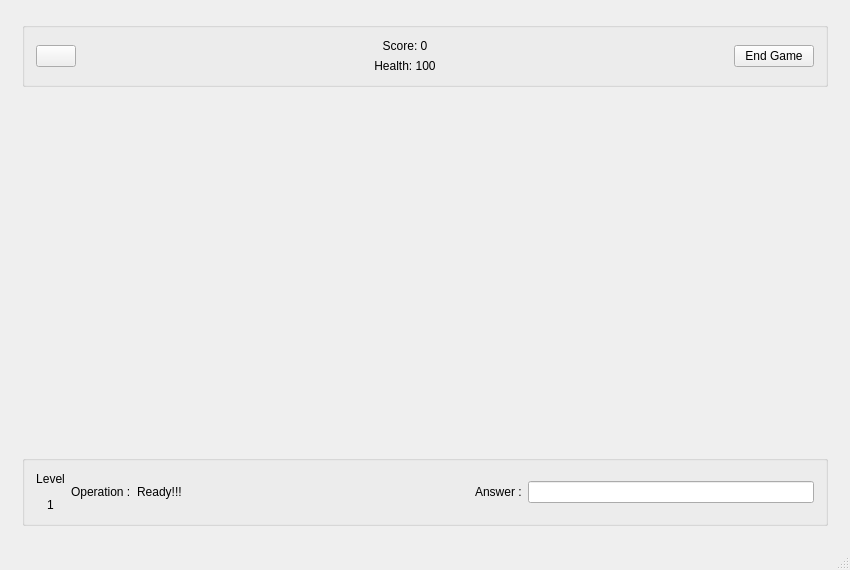
The window that mainwindow.ui (nphelpsiv/Education-App) describes before a commit, drawn with Qt 5.
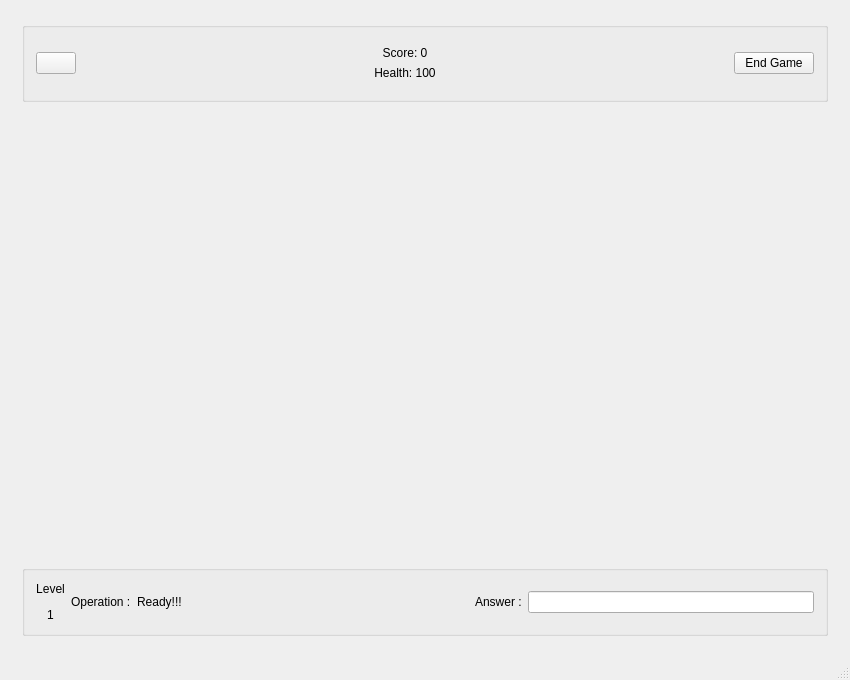
The same window after the commit. The open tabs and pages were chosen to show the change. Icons and pictures are not drawn.

Commit message: fixed layout of gameframe

Patch:
```diff
--- a/mainwindow.ui
+++ b/mainwindow.ui
@@ -7,7 +7,7 @@
     <x>0</x>
     <y>0</y>
     <width>850</width>
-    <height>570</height>
+    <height>680</height>
    </rect>
   </property>
   <property name="sizePolicy">
@@ -19,7 +19,7 @@
   <property name="minimumSize">
    <size>
     <width>850</width>
-    <height>570</height>
+    <height>680</height>
    </size>
   </property>
   <property name="windowTitle">
@@ -1886,12 +1886,127 @@
       <widget class="QWidget" name="gamePage">
        <layout class="QVBoxLayout" name="verticalLayout_6">
         <item>
+         <layout class="QGridLayout" name="gameLayout">
+          <item row="2" column="1" alignment="Qt::AlignVCenter">
+           <widget class="QGroupBox" name="workPlaceGroupBox">
+            <property name="maximumSize">
+             <size>
+              <width>16777215</width>
+              <height>100</height>
+             </size>
+            </property>
+            <property name="title">
+             <string/>
+            </property>
+            <layout class="QGridLayout" name="gridLayout_10">
+             <item row="0" column="3">
+              <spacer name="horizontalSpacer_16">
+               <property name="orientation">
+                <enum>Qt::Horizontal</enum>
+               </property>
+               <property name="sizeHint" stdset="0">
+                <size>
+                 <width>40</width>
+                 <height>20</height>
+                </size>
+               </property>
+              </spacer>
+             </item>
+             <item row="0" column="0">
+              <widget class="QLabel" name="levelLabel">
+               <property name="text">
+                <string>&lt;html&gt;&lt;head/&gt;&lt;body&gt;&lt;p align=&quot;center&quot;&gt;Level&lt;/p&gt;&lt;p align=&quot;center&quot;&gt;1&lt;/p&gt;&lt;/body&gt;&lt;/html&gt;</string>
+               </property>
+              </widget>
+             </item>
+             <item row="0" column="4">
+              <widget class="QLabel" name="answerLabel">
+               <property name="text">
+                <string>Answer :</string>
+               </property>
+              </widget>
+             </item>
+             <item row="0" column="2">
+              <widget class="QLabel" name="operatorLabel">
+               <property name="text">
+                <string>Ready!!!</string>
+               </property>
+              </widget>
+             </item>
+             <item row="0" column="5">
+              <widget class="QLineEdit" name="answerLineEdit">
+               <property name="inputMask">
+                <string/>
+               </property>
+              </widget>
+             </item>
+             <item row="0" column="1">
+              <widget class="QLabel" name="operationLabel">
+               <property name="text">
+                <string>Operation :</string>
+               </property>
+              </widget>
+             </item>
+            </layout>
+           </widget>
+          </item>
+          <item row="0" column="1" alignment="Qt::AlignTop">
          <widget class="QGroupBox" name="groupBox">
+            <property name="minimumSize">
+             <size>
+              <width>0</width>
+              <height>80</height>
+             </size>
+            </property>
           <property name="title">
            <string/>
           </property>
-          <layout class="QHBoxLayout" name="horizontalLayout_4">
+            <layout class="QGridLayout" name="gridLayout_9">
+             <item row="0" column="4">
+              <widget class="QPushButton" name="endGamePushButton">
+               <property name="text">
+                <string>End Game</string>
+               </property>
+              </widget>
+             </item>
+             <item row="0" column="3">
+              <spacer name="horizontalSpacer_19">
+               <property name="orientation">
+                <enum>Qt::Horizontal</enum>
+               </property>
+               <property name="sizeHint" stdset="0">
+                <size>
+                 <width>40</width>
+                 <height>20</height>
+                </size>
+               </property>
+              </spacer>
+             </item>
+             <item row="0" column="2">
+              <layout class="QVBoxLayout" name="verticalLayout_11">
            <item>
+                <widget class="QLabel" name="scoreLabel">
+                 <property name="text">
+                  <string>Score: 0</string>
+                 </property>
+                 <property name="alignment">
+                  <set>Qt::AlignCenter</set>
+                 </property>
+                </widget>
+               </item>
+               <item>
+                <widget class="QLabel" name="healthLabel">
+                 <property name="text">
+                  <string>Health: 100</string>
+                 </property>
+                 <property name="alignment">
+                  <set>Qt::AlignCenter</set>
+                 </property>
+                </widget>
+               </item>
+              </layout>
+             </item>
+             <item row="0" column="0">
             <widget class="QPushButton" name="muteButton">
              <property name="maximumSize">
               <size>
@@ -1912,7 +2027,7 @@
              </property>
             </widget>
            </item>
-           <item>
+             <item row="0" column="1">
             <spacer name="horizontalSpacer_18">
              <property name="orientation">
               <enum>Qt::Horizontal</enum>
@@ -1925,50 +2040,6 @@
              </property>
             </spacer>
            </item>
-           <item>
-            <layout class="QVBoxLayout" name="verticalLayout_11">
-             <item>
-              <widget class="QLabel" name="scoreLabel">
-               <property name="text">
-                <string>Score: 0</string>
-               </property>
-               <property name="alignment">
-                <set>Qt::AlignCenter</set>
-               </property>
-              </widget>
-             </item>
-             <item>
-              <widget class="QLabel" name="healthLabel">
-               <property name="text">
-                <string>Health: 100</string>
-               </property>
-               <property name="alignment">
-                <set>Qt::AlignCenter</set>
-               </property>
-              </widget>
-             </item>
-            </layout>
-           </item>
-           <item>
-            <spacer name="horizontalSpacer_19">
-             <property name="orientation">
-              <enum>Qt::Horizontal</enum>
-             </property>
-             <property name="sizeHint" stdset="0">
-              <size>
-               <width>40</width>
-               <height>20</height>
-              </size>
-             </property>
-            </spacer>
-           </item>
-           <item>
-            <widget class="QPushButton" name="endGamePushButton">
-             <property name="text">
-              <string>End Game</string>
-             </property>
-            </widget>
-           </item>
           </layout>
           <zorder>endGamePushButton</zorder>
           <zorder>muteButton</zorder>
@@ -1976,21 +2047,21 @@
           <zorder>horizontalSpacer_19</zorder>
          </widget>
         </item>
-        <item>
+          <item row="1" column="1" alignment="Qt::AlignHCenter|Qt::AlignVCenter">
          <widget class="QFrame" name="gameRenderFrame">
           <property name="enabled">
            <bool>true</bool>
           </property>
           <property name="sizePolicy">
-           <sizepolicy hsizetype="Preferred" vsizetype="Preferred">
+             <sizepolicy hsizetype="Expanding" vsizetype="Expanding">
             <horstretch>1</horstretch>
             <verstretch>1</verstretch>
            </sizepolicy>
           </property>
           <property name="minimumSize">
            <size>
-            <width>0</width>
-            <height>0</height>
+              <width>800</width>
+              <height>450</height>
            </size>
           </property>
           <property name="baseSize">
@@ -1999,70 +2070,10 @@
             <height>0</height>
            </size>
           </property>
-         </widget>
-        </item>
-        <item>
-         <widget class="QGroupBox" name="workPlaceGroupBox">
-          <property name="maximumSize">
-           <size>
-            <width>16777215</width>
-            <height>100</height>
-           </size>
-          </property>
-          <property name="title">
-           <string/>
-          </property>
-          <layout class="QHBoxLayout" name="horizontalLayout_2">
-           <item>
-            <widget class="QLabel" name="levelLabel">
-             <property name="text">
-              <string>&lt;html&gt;&lt;head/&gt;&lt;body&gt;&lt;p align=&quot;center&quot;&gt;Level&lt;/p&gt;&lt;p align=&quot;center&quot;&gt;1&lt;/p&gt;&lt;/body&gt;&lt;/html&gt;</string>
-             </property>
-            </widget>
-           </item>
-           <item>
-            <widget class="QLabel" name="operationLabel">
-             <property name="text">
-              <string>Operation :</string>
-             </property>
-            </widget>
-           </item>
-           <item>
-            <widget class="QLabel" name="operatorLabel">
-             <property name="text">
-              <string>Ready!!!</string>
-             </property>
-            </widget>
-           </item>
-           <item>
-            <spacer name="horizontalSpacer_16">
-             <property name="orientation">
-              <enum>Qt::Horizontal</enum>
-             </property>
-             <property name="sizeHint" stdset="0">
-              <size>
-               <width>40</width>
-               <height>20</height>
-              </size>
-             </property>
-            </spacer>
-           </item>
-           <item>
-            <widget class="QLabel" name="answerLabel">
-             <property name="text">
-              <string>Answer :</string>
-             </property>
-            </widget>
-           </item>
-           <item>
-            <widget class="QLineEdit" name="answerLineEdit">
-             <property name="inputMask">
-              <string/>
-             </property>
+            <zorder>workPlaceGroupBox</zorder>
             </widget>
            </item>
           </layout>
-         </widget>
         </item>
        </layout>
       </widget>
```
Left out of the diff: 2 changed lines with no effect on the pictures. Lines whose indentation alone changed are shown as unchanged. The commit also changes 3 other files.
